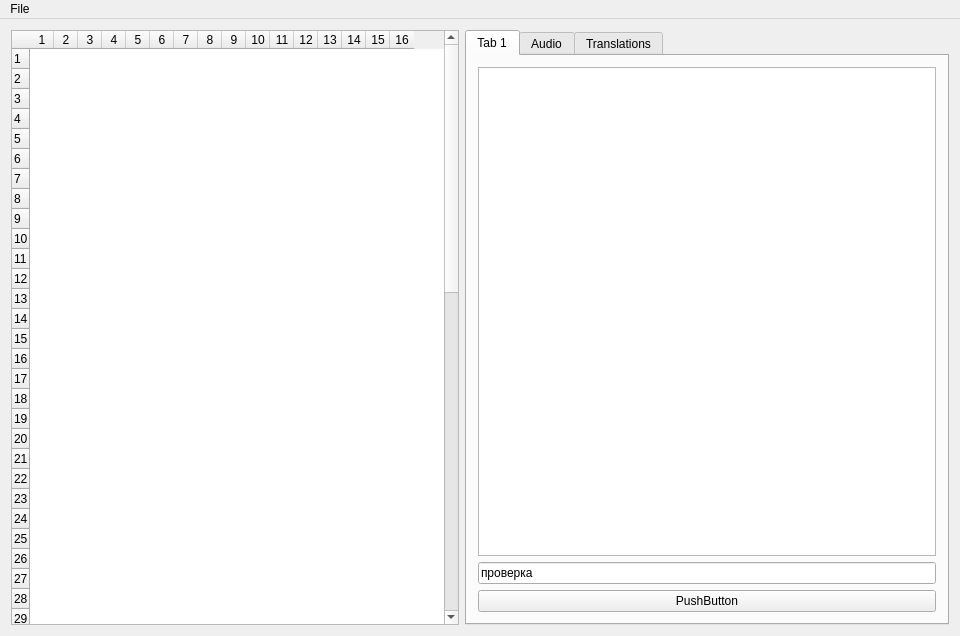
Old version of the form editor/mainwindow.ui in the repository WiseLord/ampcontrol.
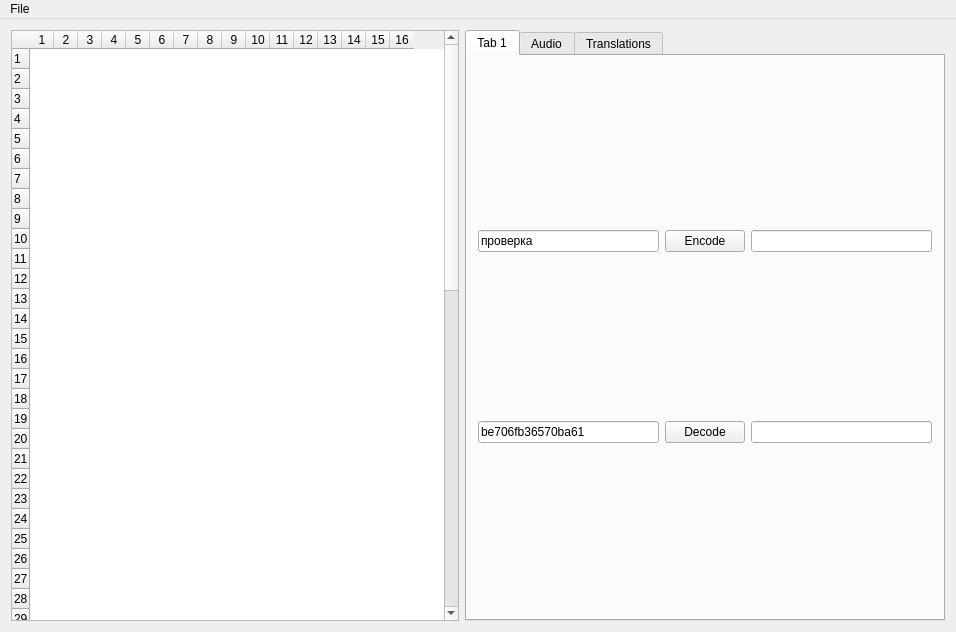
New version of the form. The open tabs and pages were chosen to show the change.

Commit message: editor: Parse text labels from eeprom.

Patch:
```diff
--- a/editor/mainwindow.ui
+++ b/editor/mainwindow.ui
@@ -6,8 +6,8 @@
    <rect>
     <x>0</x>
     <y>0</y>
-    <width>960</width>
-    <height>636</height>
+    <width>956</width>
+    <height>632</height>
    </rect>
   </property>
   <property name="windowTitle">
@@ -135,24 +135,41 @@
        <attribute name="title">
         <string>Tab 1</string>
        </attribute>
-       <layout class="QVBoxLayout" name="verticalLayout">
-        <item>
-         <widget class="QListWidget" name="listWidget"/>
-        </item>
-        <item>
-         <widget class="QLineEdit" name="lineEdit">
+       <layout class="QGridLayout" name="gridLayout">
+        <item row="0" column="0">
+         <widget class="QLineEdit" name="leEncode">
           <property name="text">
            <string>проверка</string>
           </property>
          </widget>
         </item>
-        <item>
-         <widget class="QPushButton" name="pushButton">
+        <item row="0" column="1">
+         <widget class="QPushButton" name="pbEncode">
           <property name="text">
-           <string>PushButton</string>
+           <string>Encode</string>
           </property>
          </widget>
         </item>
+        <item row="0" column="2">
+         <widget class="QLineEdit" name="leEncoded"/>
+        </item>
+        <item row="1" column="1">
+         <widget class="QPushButton" name="pbDecode">
+          <property name="text">
+           <string>Decode</string>
+          </property>
+         </widget>
+        </item>
+        <item row="1" column="0">
+         <widget class="QLineEdit" name="leDecode">
+          <property name="text">
+           <string>be706fb36570ba61</string>
+          </property>
+         </widget>
+        </item>
+        <item row="1" column="2">
+         <widget class="QLineEdit" name="leDecoded"/>
+        </item>
        </layout>
       </widget>
       <widget class="QWidget" name="tabAudio">
@@ -1150,7 +1167,7 @@
     <rect>
      <x>0</x>
      <y>0</y>
-     <width>960</width>
+     <width>956</width>
      <height>22</height>
     </rect>
    </property>
```
Left out of the diff: 32 changed lines with no effect on the pictures. The commit also changes 4 other files.
